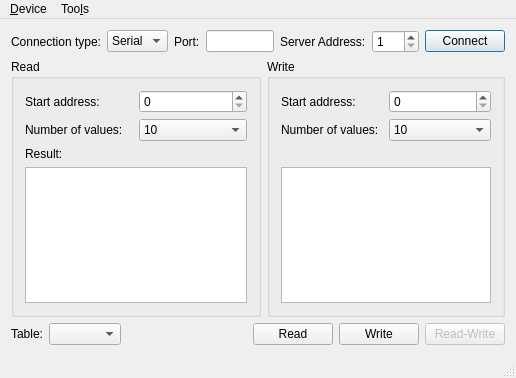
This is examples/serialbus/modbus/modbusclient/mainwindow.ui in qtproject/pyside-pyside-setup as Qt 5 draws it before an edit. The edited form follows.
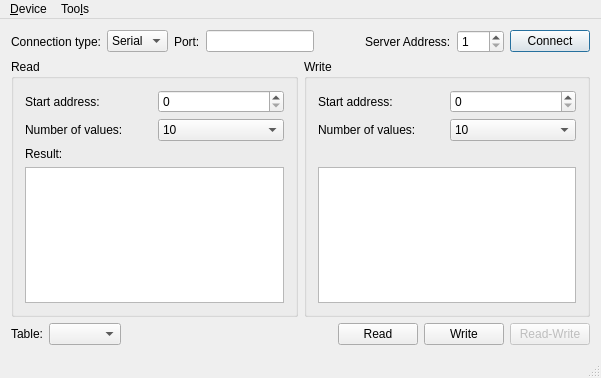
This is the edited form. Icons and pictures are not drawn.

```diff
--- a/examples/serialbus/modbus/modbusclient/mainwindow.ui
+++ b/examples/serialbus/modbus/modbusclient/mainwindow.ui
@@ -6,7 +6,7 @@
    <rect>
     <x>0</x>
     <y>0</y>
-    <width>516</width>
+    <width>601</width>
     <height>378</height>
    </rect>
   </property>
@@ -437,8 +437,8 @@
     <rect>
      <x>0</x>
      <y>0</y>
-     <width>516</width>
-     <height>21</height>
+     <width>601</width>
+     <height>26</height>
     </rect>
    </property>
    <widget class="QMenu" name="menuDevice">
```
Left out of the diff: 4 changed lines with no effect on the pictures.
